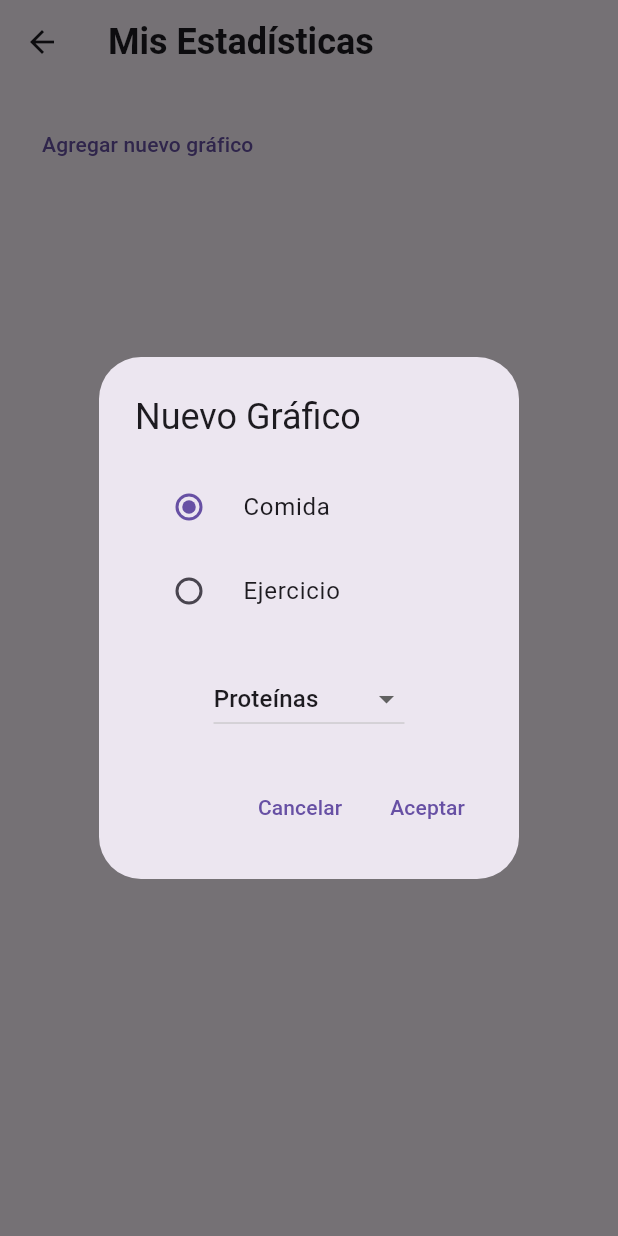
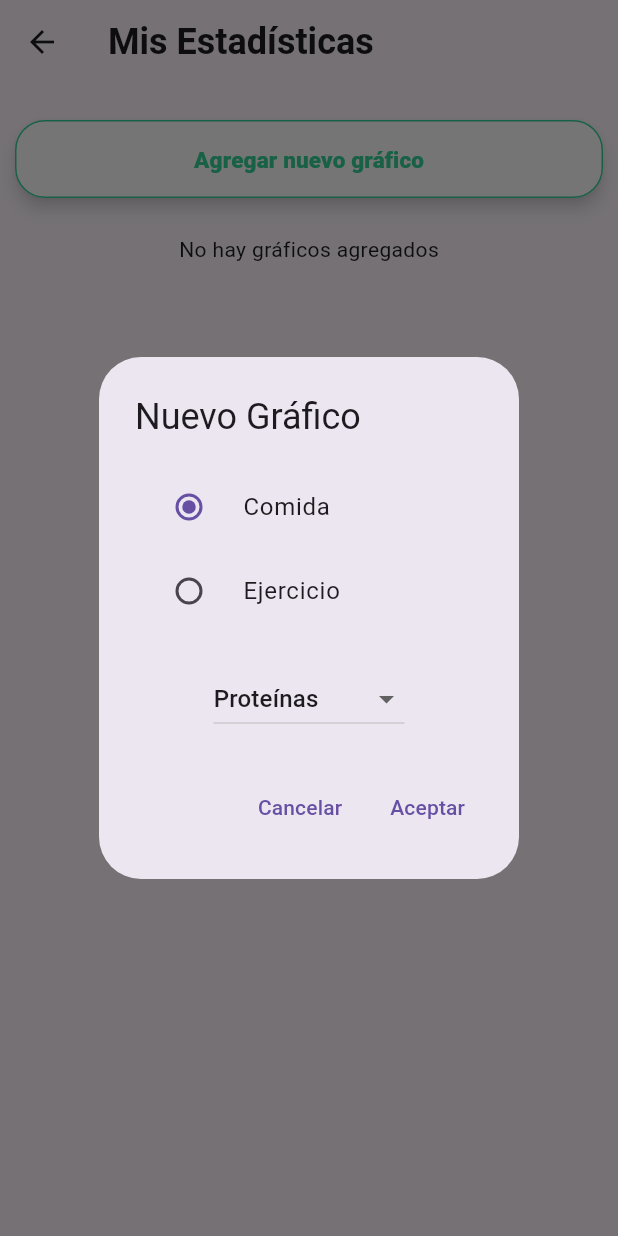
Before and after one commit to AntonellaDalPoggetto/TP3-FitTracker, a Flutter app: the GraphicsModifierScreen screen opened by its route, after a tap on "Agregar nuevo gráfico", on a phone screen of 412 x 824 dp. Run offline on Flutter 3.47's test engine with Material 3 defaults, Android fonts, the light colour scheme and no system bars; our stand-ins replace carousel_slider, cloud_firestore, firebase_auth, firebase_core, fl_chart, flutter_riverpod and 2 more; accounts and stored records are empty.

Commit message:
graficos de la home modificados y agregados los estilos de la pantalla de agregar graficos

```diff
--- a/lib/presentation/screens/exercises_list_screen.dart
+++ b/lib/presentation/screens/exercises_list_screen.dart
@@ -14,7 +14,7 @@ class ExercisesListScreen extends StatelessWidget {
     return Scaffold(
       appBar: AppBar(
         title: const Text(
-          'Historial de ejercicios',
+          'Historial de Ejercicios',
           style: TextStyle(fontSize: 24, fontWeight: FontWeight.bold),
         ),
       ),
@@ -93,12 +93,12 @@ class ExerciseCard extends ConsumerWidget {
   const ExerciseCard({super.key, required this.exercise});
 
   @override
-  Widget build(BuildContext context,WidgetRef ref) {
+  Widget build(BuildContext context, WidgetRef ref) {
     return Card(
       elevation: 2,
       margin: EdgeInsets.symmetric(vertical: 8),
       child: ExpansionTile(
-        leading: Icon(Icons.directions_run, size: 40),
+        leading: Icon(Icons.fitness_center, size: 40),
         title: Row(
           mainAxisAlignment: MainAxisAlignment.spaceBetween,
           children: [
@@ -133,11 +133,10 @@ class ExerciseCard extends ConsumerWidget {
                       builder: (BuildContext context) {
                         return ConfirmDeleteDialog(
                           title: 'Confirmar eliminación',
-                        content: '¿Estás seguro de que deseas eliminar este ejercicio?',
+                          content:
+                              '¿Estás seguro de que deseas eliminar este ejercicio?',
                           onConfirm: () {
-                          ref
-                              .read(exerciseListProvider.notifier)
-                              .deleteExercise(exercise.exerciseID!);
+                            ref.read(exerciseListProvider.notifier).deleteExercise(exercise.exerciseID!);
                           },
                         );
                       },
--- a/lib/presentation/screens/graphics_modifier_screen.dart
+++ b/lib/presentation/screens/graphics_modifier_screen.dart
@@ -52,7 +52,7 @@ class _BodyViewState extends ConsumerState<_BodyView> {
            .addChart(newChart)
            .then((_) {
           ScaffoldMessenger.of(context).showSnackBar(
-            const SnackBar(content: Text('grafico agregado con éxito')),
+            const SnackBar(content: Text('Gráfico agregado con éxito')),
             );
       });
     } catch (error) {
@@ -160,23 +160,51 @@ class _BodyViewState extends ConsumerState<_BodyView> {
     final charts = ref.watch(chartsProvider);
 
     return SingleChildScrollView(
+      child: Padding(
+        padding: const EdgeInsets.symmetric(horizontal: 10.0),
         child: Column(
           crossAxisAlignment: CrossAxisAlignment.start,
           children: [
-          Padding(
-            padding: const EdgeInsets.all(16.0),
-            child: TextButton(
+            const SizedBox(height: 16),
+            Container(
+              height: 52,
+              width: double.infinity,
+              margin: const EdgeInsets.symmetric(vertical: 8),
+              child: OutlinedButton(
                 onPressed: () {
                   _showOptionDialog(context);
                 },
-              child: const Text("Agregar nuevo gráfico"),
+                style: OutlinedButton.styleFrom(
+                  side: BorderSide(color: const Color(0xFF34D399), width: 1),
+                  backgroundColor: Colors.white,
+                  padding: const EdgeInsets.symmetric(vertical: 16),
+                  shape: RoundedRectangleBorder(
+                    borderRadius: BorderRadius.circular(20),
+                  ),
+                  shadowColor: Colors.black.withOpacity(0.7),
+                  elevation: 4,
+                ),
+                child: Text(
+                  'Agregar nuevo gráfico',
+                  style: TextStyle(
+                    color: const Color(0xFF34D399),
+                    fontSize: 15,
+                    fontWeight: FontWeight.w800,
                   ),
                 ),
+              ),
+            ),
+            const SizedBox(height: 16),
+            // Lista de gráficos
+            if (charts.isEmpty)
+              const Center(child: Text("No hay gráficos agregados"))
+            else
               Column(
                 children: charts,
               ),
           ],
         ),
+      ),
     );
   }
 }
--- a/lib/presentation/screens/home.dart
+++ b/lib/presentation/screens/home.dart
@@ -38,7 +38,9 @@ class _Header extends ConsumerState<Header> {
   @override
   Widget build(BuildContext context) {
     final user = ref.watch(userProvider);
-    String username = user != null ? '${user.username[0].toUpperCase()}${user.username.substring(1)}' : "Usuario";
+    String username = user != null
+        ? '${user.username[0].toUpperCase()}${user.username.substring(1)}'
+        : "Usuario";
 
     return Container(
       decoration: BoxDecoration(
@@ -149,7 +151,23 @@ class _BodyView extends StatelessWidget {
         Expanded(
           child: Padding(
             padding: const EdgeInsets.symmetric(vertical: 32.0),
-            child: ChartsCarousel(),
+            child: Column(
+              crossAxisAlignment: CrossAxisAlignment.start, // Alineación a la izquierda
+              children: [
+                Padding(
+                  padding: const EdgeInsets.symmetric(horizontal: 16.0),
+                  child: Text(
+                    "Tus gráficos:",
+                    style: TextStyle(
+                      fontSize: 24, // Tamaño de fuente aumentado
+                      fontWeight: FontWeight.bold, // Negrita
+                    ),
+                  ),
+                ),
+                const SizedBox(height: 8), // Espacio entre el texto y el carrusel
+                Expanded(child: ChartsCarousel()), // Expande el carrusel
+              ],
+            ),
           ),
         ),
       ],
--- a/lib/presentation/screens/main_container.dart
+++ b/lib/presentation/screens/main_container.dart
@@ -59,10 +59,10 @@ class MainContainerState extends State<MainContainer> {
         currentIndex: _selectedIndex,
         onTap: _onItemTapped,
         items: const <BottomNavigationBarItem>[
-          BottomNavigationBarItem(icon: Icon(Icons.home), label: 'Home'),
+          BottomNavigationBarItem(icon: Icon(Icons.home), label: 'Inicio'),
           BottomNavigationBarItem(icon: Icon(Icons.fastfood), label: 'Comidas'),
-          BottomNavigationBarItem(icon: Icon(Icons.bar_chart), label: 'Graphics'),
-          BottomNavigationBarItem(icon: Icon(Icons.fitness_center), label: 'Exercises'),
+          BottomNavigationBarItem(icon: Icon(Icons.bar_chart), label: 'Gráficos'),
+          BottomNavigationBarItem(icon: Icon(Icons.fitness_center), label: 'Ejercicios'),
           BottomNavigationBarItem(icon: Icon(Icons.person), label: 'Perfil'),
         ],
       ),
--- a/lib/presentation/screens/meals_list_screen.dart
+++ b/lib/presentation/screens/meals_list_screen.dart
@@ -98,7 +98,7 @@ class MealCard extends ConsumerWidget {
       elevation: 2,
       margin: const EdgeInsets.symmetric(vertical: 8),
       child: ExpansionTile(
-        leading: const Icon(Icons.restaurant, size: 40),
+        leading: const Icon(Icons.fastfood, size: 40),
         title: Row(
           mainAxisAlignment: MainAxisAlignment.spaceBetween,
           children: [
@@ -116,6 +116,7 @@ class MealCard extends ConsumerWidget {
               crossAxisAlignment: CrossAxisAlignment.start,
               children: [
                 Column(
+                  crossAxisAlignment: CrossAxisAlignment.start,
                   children: [
                     Text("Proteínas: ${meal.protein}g"),
                     Text("Carbohidratos: ${meal.carbs}g"),
```
Also changed, not shown: lib/presentation/providers/chart_provider.dart (+16 -11 lines), lib/presentation/widgets/charts_carousel.dart (+16 -9 lines), lib/presentation/widgets/collapsible_chart.dart (+59 -38 lines). Lines whose indentation alone changed are shown as unchanged.
